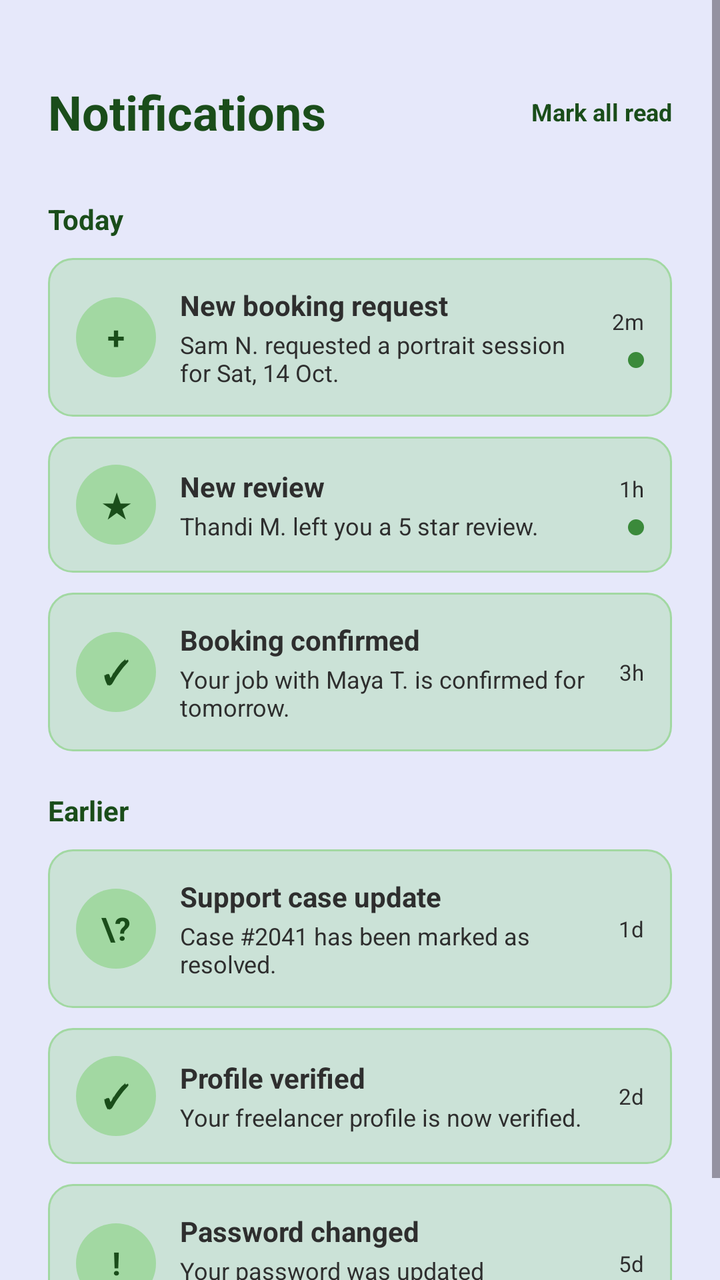
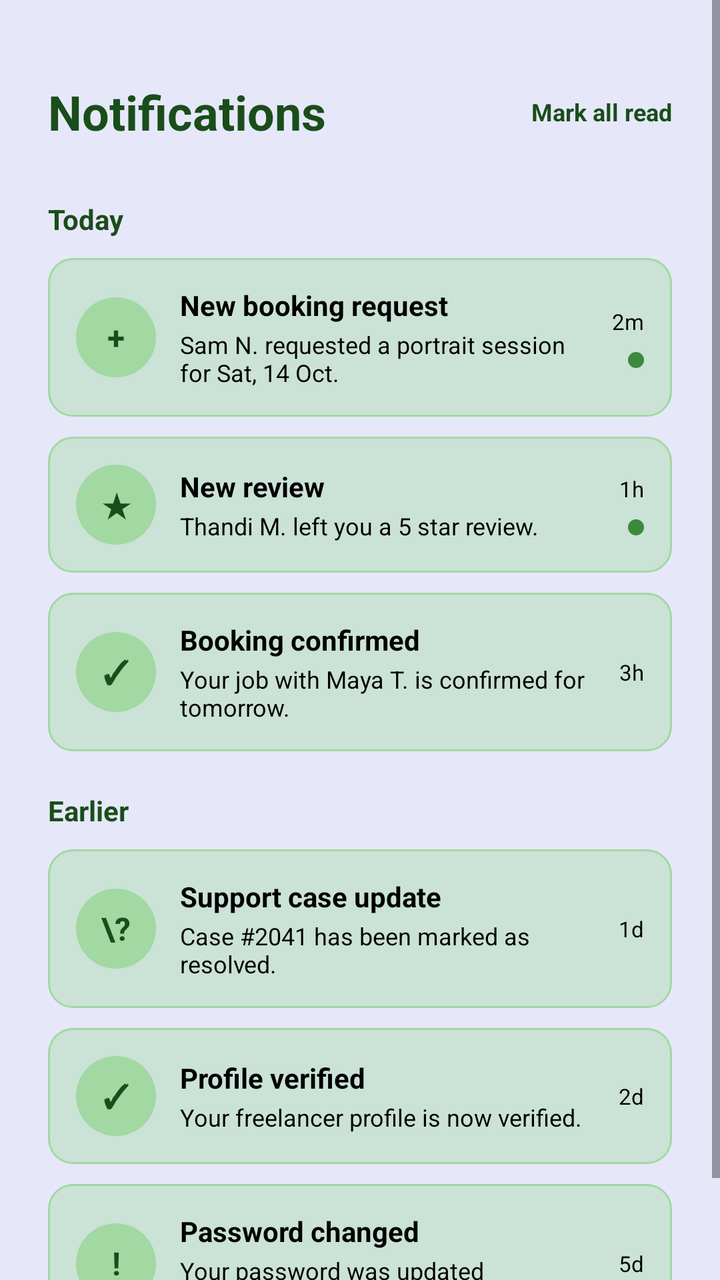

Screens rendered from an Android XML layout before and after an edit, with the pre-edit source and the edit as a unified diff.
<!-- AndroidManifest.xml: application theme Theme.GeoConnect -->
<!-- res/layout/activity_notifications.xml -->
<?xml version="1.0" encoding="utf-8"?>
<ScrollView
    xmlns:android="http://schemas.android.com/apk/res/android"
    android:id="@+id/main"
    android:layout_width="match_parent"
    android:layout_height="match_parent"
    android:background="@color/glitter">

    <LinearLayout
        android:layout_width="match_parent"
        android:layout_height="wrap_content"
        android:orientation="vertical"
        android:padding="24dp">

        <LinearLayout
            android:layout_width="match_parent"
            android:layout_height="wrap_content"
            android:orientation="horizontal"
            android:layout_marginTop="8dp"
            android:gravity="center_vertical">

            <TextView
                android:layout_width="0dp"
                android:layout_height="wrap_content"
                android:text="Notifications"
                android:textColor="@color/jade_dark"
                android:textSize="24sp"
                android:textStyle="bold"
                android:layout_weight="1" />

            <TextView
                android:id="@+id/tvMarkAllRead"
                android:layout_width="wrap_content"
                android:layout_height="wrap_content"
                android:text="Mark all read"
                android:textColor="@color/jade_dark"
                android:textSize="12sp"
                android:textStyle="bold"
                android:gravity="center_vertical"
                android:clickable="true"
                android:focusable="true"
                android:minHeight="48dp"
                android:minWidth="48dp" />

        </LinearLayout>

        <TextView
            android:layout_width="wrap_content"
            android:layout_height="wrap_content"
            android:text="Today"
            android:textColor="@color/jade_dark"
            android:textSize="14sp"
            android:textStyle="bold"
            android:layout_marginTop="20dp" />

        <LinearLayout
            android:layout_width="match_parent"
            android:layout_height="wrap_content"
            android:orientation="vertical"
            android:layout_marginTop="10dp"
            android:background="@drawable/bg_card"
            android:padding="14dp">

            <LinearLayout
                android:layout_width="match_parent"
                android:layout_height="wrap_content"
                android:orientation="horizontal"
                android:gravity="center_vertical">

                <TextView
                    android:layout_width="40dp"
                    android:layout_height="40dp"
                    android:text="+"
                    android:textColor="@color/jade_dark"
                    android:textSize="16sp"
                    android:textStyle="bold"
                    android:gravity="center"
                    android:background="@drawable/bg_avatar" />

                <LinearLayout
                    android:layout_width="0dp"
                    android:layout_height="wrap_content"
                    android:orientation="vertical"
                    android:layout_weight="1"
                    android:layout_marginStart="12dp"
                    android:layout_marginEnd="8dp">

                    <TextView
                        android:layout_width="wrap_content"
                        android:layout_height="wrap_content"
                        android:text="New booking request"
                        android:textColor="@color/charcoal"
                        android:textSize="14sp"
                        android:textStyle="bold" />

                    <TextView
                        android:layout_width="wrap_content"
                        android:layout_height="wrap_content"
                        android:text="Sam N. requested a portrait session for Sat, 14 Oct."
                        android:textColor="@color/charcoal"
                        android:textSize="12sp"
                        android:layout_marginTop="2dp" />

                </LinearLayout>

                <LinearLayout
                    android:layout_width="wrap_content"
                    android:layout_height="wrap_content"
                    android:orientation="vertical">

                    <TextView
                        android:layout_width="wrap_content"
                        android:layout_height="wrap_content"
                        android:text="2m"
                        android:textColor="@color/charcoal"
                        android:textSize="11sp" />

                    <View
                        android:layout_width="8dp"
                        android:layout_height="8dp"
                        android:layout_marginTop="8dp"
                        android:layout_gravity="end"
                        android:background="@drawable/bg_dot" />

                </LinearLayout>

            </LinearLayout>

        </LinearLayout>

        <LinearLayout
            android:layout_width="match_parent"
            android:layout_height="wrap_content"
            android:orientation="vertical"
            android:layout_marginTop="10dp"
            android:background="@drawable/bg_card"
            android:padding="14dp">

            <LinearLayout
                android:layout_width="match_parent"
                android:layout_height="wrap_content"
                android:orientation="horizontal"
                android:gravity="center_vertical">

                <TextView
                    android:layout_width="40dp"
                    android:layout_height="40dp"
                    android:text="★"
                    android:textColor="@color/jade_dark"
                    android:textSize="16sp"
                    android:textStyle="bold"
                    android:gravity="center"
                    android:background="@drawable/bg_avatar" />

                <LinearLayout
                    android:layout_width="0dp"
                    android:layout_height="wrap_content"
                    android:orientation="vertical"
                    android:layout_weight="1"
                    android:layout_marginStart="12dp"
                    android:layout_marginEnd="8dp">

                    <TextView
                        android:layout_width="wrap_content"
                        android:layout_height="wrap_content"
                        android:text="New review"
                        android:textColor="@color/charcoal"
                        android:textSize="14sp"
                        android:textStyle="bold" />

                    <TextView
                        android:layout_width="wrap_content"
                        android:layout_height="wrap_content"
                        android:text="Thandi M. left you a 5 star review."
                        android:textColor="@color/charcoal"
                        android:textSize="12sp"
                        android:layout_marginTop="2dp" />

                </LinearLayout>

                <LinearLayout
                    android:layout_width="wrap_content"
                    android:layout_height="wrap_content"
                    android:orientation="vertical">

                    <TextView
                        android:layout_width="wrap_content"
                        android:layout_height="wrap_content"
                        android:text="1h"
                        android:textColor="@color/charcoal"
                        android:textSize="11sp" />

                    <View
                        android:layout_width="8dp"
                        android:layout_height="8dp"
                        android:layout_marginTop="8dp"
                        android:layout_gravity="end"
                        android:background="@drawable/bg_dot" />

                </LinearLayout>

            </LinearLayout>

        </LinearLayout>

        <LinearLayout
            android:layout_width="match_parent"
            android:layout_height="wrap_content"
            android:orientation="vertical"
            android:layout_marginTop="10dp"
            android:background="@drawable/bg_card"
            android:padding="14dp">

            <LinearLayout
                android:layout_width="match_parent"
                android:layout_height="wrap_content"
                android:orientation="horizontal"
                android:gravity="center_vertical">

                <TextView
                    android:layout_width="40dp"
                    android:layout_height="40dp"
                    android:text="✓"
                    android:textColor="@color/jade_dark"
                    android:textSize="16sp"
                    android:textStyle="bold"
                    android:gravity="center"
                    android:background="@drawable/bg_avatar" />

                <LinearLayout
                    android:layout_width="0dp"
                    android:layout_height="wrap_content"
                    android:orientation="vertical"
                    android:layout_weight="1"
                    android:layout_marginStart="12dp"
                    android:layout_marginEnd="8dp">

                    <TextView
                        android:layout_width="wrap_content"
                        android:layout_height="wrap_content"
                        android:text="Booking confirmed"
                        android:textColor="@color/charcoal"
                        android:textSize="14sp"
                        android:textStyle="bold" />

                    <TextView
                        android:layout_width="wrap_content"
                        android:layout_height="wrap_content"
                        android:text="Your job with Maya T. is confirmed for tomorrow."
                        android:textColor="@color/charcoal"
                        android:textSize="12sp"
                        android:layout_marginTop="2dp" />

                </LinearLayout>

                <LinearLayout
                    android:layout_width="wrap_content"
                    android:layout_height="wrap_content"
                    android:orientation="vertical">

                    <TextView
                        android:layout_width="wrap_content"
                        android:layout_height="wrap_content"
                        android:text="3h"
                        android:textColor="@color/charcoal"
                        android:textSize="11sp" />

                </LinearLayout>

            </LinearLayout>

        </LinearLayout>

        <TextView
            android:layout_width="wrap_content"
            android:layout_height="wrap_content"
            android:text="Earlier"
            android:textColor="@color/jade_dark"
            android:textSize="14sp"
            android:textStyle="bold"
            android:layout_marginTop="20dp" />

        <LinearLayout
            android:layout_width="match_parent"
            android:layout_height="wrap_content"
            android:orientation="vertical"
            android:layout_marginTop="10dp"
            android:background="@drawable/bg_card"
            android:padding="14dp">

            <LinearLayout
                android:layout_width="match_parent"
                android:layout_height="wrap_content"
                android:orientation="horizontal"
                android:gravity="center_vertical">

                <TextView
                    android:layout_width="40dp"
                    android:layout_height="40dp"
                    android:text="\?"
                    android:textColor="@color/jade_dark"
                    android:textSize="16sp"
                    android:textStyle="bold"
                    android:gravity="center"
                    android:background="@drawable/bg_avatar" />

                <LinearLayout
                    android:layout_width="0dp"
                    android:layout_height="wrap_content"
                    android:orientation="vertical"
                    android:layout_weight="1"
                    android:layout_marginStart="12dp"
                    android:layout_marginEnd="8dp">

                    <TextView
                        android:layout_width="wrap_content"
                        android:layout_height="wrap_content"
                        android:text="Support case update"
                        android:textColor="@color/charcoal"
                        android:textSize="14sp"
                        android:textStyle="bold" />

                    <TextView
                        android:layout_width="wrap_content"
                        android:layout_height="wrap_content"
                        android:text="Case #2041 has been marked as resolved."
                        android:textColor="@color/charcoal"
                        android:textSize="12sp"
                        android:layout_marginTop="2dp" />

                </LinearLayout>

                <LinearLayout
                    android:layout_width="wrap_content"
                    android:layout_height="wrap_content"
                    android:orientation="vertical">

                    <TextView
                        android:layout_width="wrap_content"
                        android:layout_height="wrap_content"
                        android:text="1d"
                        android:textColor="@color/charcoal"
                        android:textSize="11sp" />

                </LinearLayout>

            </LinearLayout>

        </LinearLayout>

        <LinearLayout
            android:layout_width="match_parent"
            android:layout_height="wrap_content"
            android:orientation="vertical"
            android:layout_marginTop="10dp"
            android:background="@drawable/bg_card"
            android:padding="14dp">

            <LinearLayout
                android:layout_width="match_parent"
                android:layout_height="wrap_content"
                android:orientation="horizontal"
                android:gravity="center_vertical">

                <TextView
                    android:layout_width="40dp"
                    android:layout_height="40dp"
                    android:text="✓"
                    android:textColor="@color/jade_dark"
                    android:textSize="16sp"
                    android:textStyle="bold"
                    android:gravity="center"
                    android:background="@drawable/bg_avatar" />

                <LinearLayout
                    android:layout_width="0dp"
                    android:layout_height="wrap_content"
                    android:orientation="vertical"
                    android:layout_weight="1"
                    android:layout_marginStart="12dp"
                    android:layout_marginEnd="8dp">

                    <TextView
                        android:layout_width="wrap_content"
                        android:layout_height="wrap_content"
                        android:text="Profile verified"
                        android:textColor="@color/charcoal"
                        android:textSize="14sp"
                        android:textStyle="bold" />

                    <TextView
                        android:layout_width="wrap_content"
                        android:layout_height="wrap_content"
                        android:text="Your freelancer profile is now verified."
                        android:textColor="@color/charcoal"
                        android:textSize="12sp"
                        android:layout_marginTop="2dp" />

                </LinearLayout>

                <LinearLayout
                    android:layout_width="wrap_content"
                    android:layout_height="wrap_content"
                    android:orientation="vertical">

                    <TextView
                        android:layout_width="wrap_content"
                        android:layout_height="wrap_content"
                        android:text="2d"
                        android:textColor="@color/charcoal"
                        android:textSize="11sp" />

                </LinearLayout>

            </LinearLayout>

        </LinearLayout>

        <LinearLayout
            android:layout_width="match_parent"
            android:layout_height="wrap_content"
            android:orientation="vertical"
            android:layout_marginTop="10dp"
            android:background="@drawable/bg_card"
            android:padding="14dp">

            <LinearLayout
                android:layout_width="match_parent"
                android:layout_height="wrap_content"
                android:orientation="horizontal"
                android:gravity="center_vertical">

                <TextView
                    android:layout_width="40dp"
                    android:layout_height="40dp"
                    android:text="!"
                    android:textColor="@color/jade_dark"
                    android:textSize="16sp"
                    android:textStyle="bold"
                    android:gravity="center"
                    android:background="@drawable/bg_avatar" />

                <LinearLayout
                    android:layout_width="0dp"
                    android:layout_height="wrap_content"
                    android:orientation="vertical"
                    android:layout_weight="1"
                    android:layout_marginStart="12dp"
                    android:layout_marginEnd="8dp">

                    <TextView
                        android:layout_width="wrap_content"
                        android:layout_height="wrap_content"
                        android:text="Password changed"
                        android:textColor="@color/charcoal"
                        android:textSize="14sp"
                        android:textStyle="bold" />

                    <TextView
                        android:layout_width="wrap_content"
                        android:layout_height="wrap_content"
                        android:text="Your password was updated successfully."
                        android:textColor="@color/charcoal"
                        android:textSize="12sp"
                        android:layout_marginTop="2dp" />

                </LinearLayout>

                <LinearLayout
                    android:layout_width="wrap_content"
                    android:layout_height="wrap_content"
                    android:orientation="vertical">

                    <TextView
                        android:layout_width="wrap_content"
                        android:layout_height="wrap_content"
                        android:text="5d"
                        android:textColor="@color/charcoal"
                        android:textSize="11sp" />

                </LinearLayout>

            </LinearLayout>

        </LinearLayout>

    </LinearLayout>

</ScrollView>
<!-- resources referenced by this layout -->
<resources>
  <color name="charcoal">#2E2E2E</color>
  <color name="glitter">#E6E8FA</color>
  <color name="jade_dark">#1A4D1A</color>
  <!-- drawable bg_avatar (drawable) -->
  <?xml version="1.0" encoding="utf-8"?>
  <shape xmlns:android="http://schemas.android.com/apk/res/android" android:shape="oval">
      <solid android:color="@color/jade_mint" />
  </shape>
  <!-- drawable bg_card (drawable) -->
  <?xml version="1.0" encoding="utf-8"?>
  <shape xmlns:android="http://schemas.android.com/apk/res/android">
      <solid android:color="#66A2D8A2" />
      <stroke android:width="1dp" android:color="@color/jade_mint" />
      <corners android:radius="12dp" />
  </shape>
  <!-- drawable bg_dot (drawable) -->
  <?xml version="1.0" encoding="utf-8"?>
  <shape xmlns:android="http://schemas.android.com/apk/res/android" android:shape="oval">
      <solid android:color="@color/jade_green" />
  </shape>
  <style name="Theme.GeoConnect" parent="Base.Theme.GeoConnect" />
  <color name="jade_mint">#A2D8A2</color>
  <color name="jade_green">#3B8A3B</color>
  <style name="Base.Theme.GeoConnect" parent="Theme.Material3.DayNight.NoActionBar">
          
          
      </style>
</resources>

<!-- the commit's change to res/layout/activity_notifications.xml (unified diff, before → after) -->
@@ -23,7 +23,7 @@
                 android:layout_width="0dp"
                 android:layout_height="wrap_content"
                 android:text="Notifications"
-                android:textColor="@color/jade_dark"
+                android:textColor="@color/forest_green"
                 android:textSize="24sp"
                 android:textStyle="bold"
                 android:layout_weight="1" />
@@ -33,7 +33,7 @@
                 android:layout_width="wrap_content"
                 android:layout_height="wrap_content"
                 android:text="Mark all read"
-                android:textColor="@color/jade_dark"
+                android:textColor="@color/forest_green"
                 android:textSize="12sp"
                 android:textStyle="bold"
                 android:gravity="center_vertical"
@@ -48,7 +48,7 @@
             android:layout_width="wrap_content"
             android:layout_height="wrap_content"
             android:text="Today"
-            android:textColor="@color/jade_dark"
+            android:textColor="@color/forest_green"
             android:textSize="14sp"
             android:textStyle="bold"
             android:layout_marginTop="20dp" />
@@ -71,7 +71,7 @@
                     android:layout_width="40dp"
                     android:layout_height="40dp"
                     android:text="+"
-                    android:textColor="@color/jade_dark"
+                    android:textColor="@color/forest_green"
                     android:textSize="16sp"
                     android:textStyle="bold"
                     android:gravity="center"
@@ -89,7 +89,7 @@
                         android:layout_width="wrap_content"
                         android:layout_height="wrap_content"
                         android:text="New booking request"
-                        android:textColor="@color/charcoal"
+                        android:textColor="@color/black"
                         android:textSize="14sp"
                         android:textStyle="bold" />
 
@@ -97,7 +97,7 @@
                         android:layout_width="wrap_content"
                         android:layout_height="wrap_content"
                         android:text="Sam N. requested a portrait session for Sat, 14 Oct."
-                        android:textColor="@color/charcoal"
+                        android:textColor="@color/black"
                         android:textSize="12sp"
                         android:layout_marginTop="2dp" />
 
@@ -112,7 +112,7 @@
                         android:layout_width="wrap_content"
                         android:layout_height="wrap_content"
                         android:text="2m"
-                        android:textColor="@color/charcoal"
+                        android:textColor="@color/black"
                         android:textSize="11sp" />
 
                     <View
@@ -146,7 +146,7 @@
                     android:layout_width="40dp"
                     android:layout_height="40dp"
                     android:text="★"
-                    android:textColor="@color/jade_dark"
+                    android:textColor="@color/forest_green"
                     android:textSize="16sp"
                     android:textStyle="bold"
                     android:gravity="center"
@@ -164,7 +164,7 @@
                         android:layout_width="wrap_content"
                         android:layout_height="wrap_content"
                         android:text="New review"
-                        android:textColor="@color/charcoal"
+                        android:textColor="@color/black"
                         android:textSize="14sp"
                         android:textStyle="bold" />
 
@@ -172,7 +172,7 @@
                         android:layout_width="wrap_content"
                         android:layout_height="wrap_content"
                         android:text="Thandi M. left you a 5 star review."
-                        android:textColor="@color/charcoal"
+                        android:textColor="@color/black"
                         android:textSize="12sp"
                         android:layout_marginTop="2dp" />
 
@@ -187,7 +187,7 @@
                         android:layout_width="wrap_content"
                         android:layout_height="wrap_content"
                         android:text="1h"
-                        android:textColor="@color/charcoal"
+                        android:textColor="@color/black"
                         android:textSize="11sp" />
 
                     <View
@@ -221,7 +221,7 @@
                     android:layout_width="40dp"
                     android:layout_height="40dp"
                     android:text="✓"
-                    android:textColor="@color/jade_dark"
+                    android:textColor="@color/forest_green"
                     android:textSize="16sp"
                     android:textStyle="bold"
                     android:gravity="center"
@@ -239,7 +239,7 @@
                         android:layout_width="wrap_content"
                         android:layout_height="wrap_content"
                         android:text="Booking confirmed"
-                        android:textColor="@color/charcoal"
+                        android:textColor="@color/black"
                         android:textSize="14sp"
                         android:textStyle="bold" />
 
@@ -247,7 +247,7 @@
                         android:layout_width="wrap_content"
                         android:layout_height="wrap_content"
                         android:text="Your job with Maya T. is confirmed for tomorrow."
-                        android:textColor="@color/charcoal"
+                        android:textColor="@color/black"
                         android:textSize="12sp"
                         android:layout_marginTop="2dp" />
 
@@ -262,7 +262,7 @@
                         android:layout_width="wrap_content"
                         android:layout_height="wrap_content"
                         android:text="3h"
-                        android:textColor="@color/charcoal"
+                        android:textColor="@color/black"
                         android:textSize="11sp" />
 
                 </LinearLayout>
@@ -275,7 +275,7 @@
             android:layout_width="wrap_content"
             android:layout_height="wrap_content"
             android:text="Earlier"
-            android:textColor="@color/jade_dark"
+            android:textColor="@color/forest_green"
             android:textSize="14sp"
             android:textStyle="bold"
             android:layout_marginTop="20dp" />
@@ -298,7 +298,7 @@
                     android:layout_width="40dp"
                     android:layout_height="40dp"
                     android:text="\?"
-                    android:textColor="@color/jade_dark"
+                    android:textColor="@color/forest_green"
                     android:textSize="16sp"
                     android:textStyle="bold"
                     android:gravity="center"
@@ -316,7 +316,7 @@
                         android:layout_width="wrap_content"
                         android:layout_height="wrap_content"
                         android:text="Support case update"
-                        android:textColor="@color/charcoal"
+                        android:textColor="@color/black"
                         android:textSize="14sp"
                         android:textStyle="bold" />
 
@@ -324,7 +324,7 @@
                         android:layout_width="wrap_content"
                         android:layout_height="wrap_content"
                         android:text="Case #2041 has been marked as resolved."
-                        android:textColor="@color/charcoal"
+                        android:textColor="@color/black"
                         android:textSize="12sp"
                         android:layout_marginTop="2dp" />
 
@@ -339,7 +339,7 @@
                         android:layout_width="wrap_content"
                         android:layout_height="wrap_content"
                         android:text="1d"
-                        android:textColor="@color/charcoal"
+                        android:textColor="@color/black"
                         android:textSize="11sp" />
 
                 </LinearLayout>
@@ -366,7 +366,7 @@
                     android:layout_width="40dp"
                     android:layout_height="40dp"
                     android:text="✓"
-                    android:textColor="@color/jade_dark"
+                    android:textColor="@color/forest_green"
                     android:textSize="16sp"
                     android:textStyle="bold"
                     android:gravity="center"
@@ -384,7 +384,7 @@
                         android:layout_width="wrap_content"
                         android:layout_height="wrap_content"
                         android:text="Profile verified"
-                        android:textColor="@color/charcoal"
+                        android:textColor="@color/black"
                         android:textSize="14sp"
                         android:textStyle="bold" />
 
@@ -392,7 +392,7 @@
                         android:layout_width="wrap_content"
                         android:layout_height="wrap_content"
                         android:text="Your freelancer profile is now verified."
-                        android:textColor="@color/charcoal"
+                        android:textColor="@color/black"
                         android:textSize="12sp"
                         android:layout_marginTop="2dp" />
 
@@ -407,7 +407,7 @@
                         android:layout_width="wrap_content"
                         android:layout_height="wrap_content"
                         android:text="2d"
-                        android:textColor="@color/charcoal"
+                        android:textColor="@color/black"
                         android:textSize="11sp" />
 
                 </LinearLayout>
@@ -434,7 +434,7 @@
                     android:layout_width="40dp"
                     android:layout_height="40dp"
                     android:text="!"
-                    android:textColor="@color/jade_dark"
+                    android:textColor="@color/forest_green"
                     android:textSize="16sp"
                     android:textStyle="bold"
                     android:gravity="center"
@@ -452,7 +452,7 @@
                         android:layout_width="wrap_content"
                         android:layout_height="wrap_content"
                         android:text="Password changed"
-                        android:textColor="@color/charcoal"
+                        android:textColor="@color/black"
                         android:textSize="14sp"
                         android:textStyle="bold" />
 
@@ -460,7 +460,7 @@
                         android:layout_width="wrap_content"
                         android:layout_height="wrap_content"
                         android:text="Your password was updated successfully."
-                        android:textColor="@color/charcoal"
+                        android:textColor="@color/black"
                         android:textSize="12sp"
                         android:layout_marginTop="2dp" />
 
@@ -475,7 +475,7 @@
                         android:layout_width="wrap_content"
                         android:layout_height="wrap_content"
                         android:text="5d"
-                        android:textColor="@color/charcoal"
+                        android:textColor="@color/black"
                         android:textSize="11sp" />
 
                 </LinearLayout>
<!-- resource entries referenced after the edit -->
@@ -1,18 +1,18 @@
 <!-- resources referenced by this layout -->
 <resources>
-  <color name="charcoal">#2E2E2E</color>
+  <color name="black">#FF000000</color>
+  <color name="forest_green">#1A4D1A</color>
   <color name="glitter">#E6E8FA</color>
-  <color name="jade_dark">#1A4D1A</color>
   <!-- drawable bg_avatar (drawable) -->
   <?xml version="1.0" encoding="utf-8"?>
   <shape xmlns:android="http://schemas.android.com/apk/res/android" android:shape="oval">
-      <solid android:color="@color/jade_mint" />
+      <solid android:color="@color/sage_green" />
   </shape>
   <!-- drawable bg_card (drawable) -->
   <?xml version="1.0" encoding="utf-8"?>
   <shape xmlns:android="http://schemas.android.com/apk/res/android">
       <solid android:color="#66A2D8A2" />
-      <stroke android:width="1dp" android:color="@color/jade_mint" />
+      <stroke android:width="1dp" android:color="@color/sage_green" />
       <corners android:radius="12dp" />
   </shape>
   <!-- drawable bg_dot (drawable) -->
@@ -21,7 +21,7 @@
       <solid android:color="@color/jade_green" />
   </shape>
   <style name="Theme.GeoConnect" parent="Base.Theme.GeoConnect" />
-  <color name="jade_mint">#A2D8A2</color>
+  <color name="sage_green">#A2D8A2</color>
   <color name="jade_green">#3B8A3B</color>
   <style name="Base.Theme.GeoConnect" parent="Theme.Material3.DayNight.NoActionBar">
           
